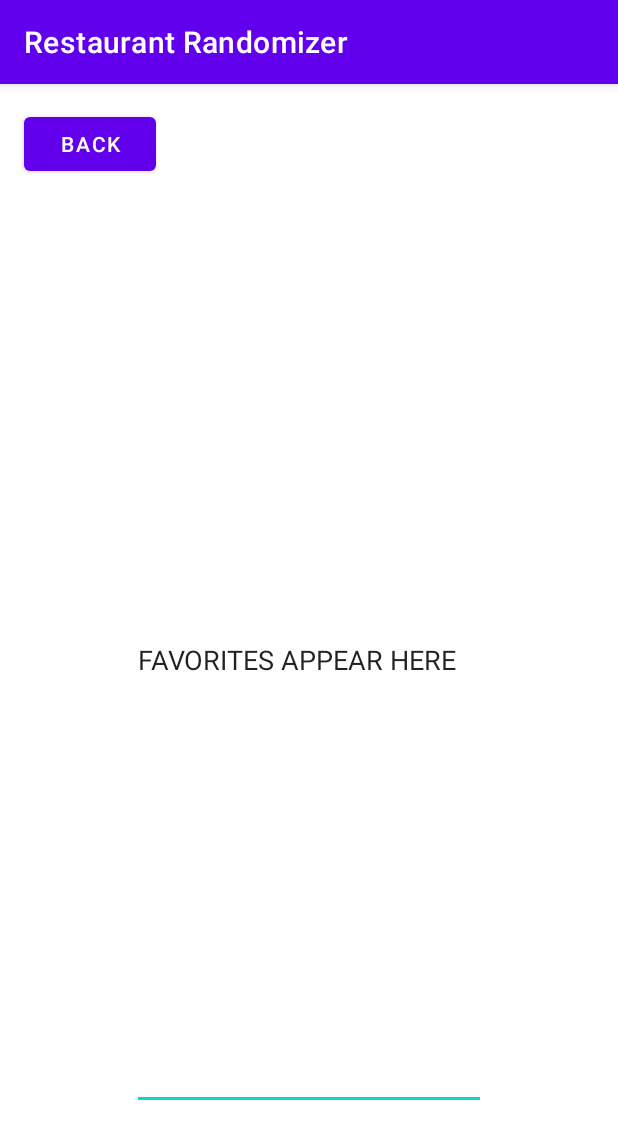
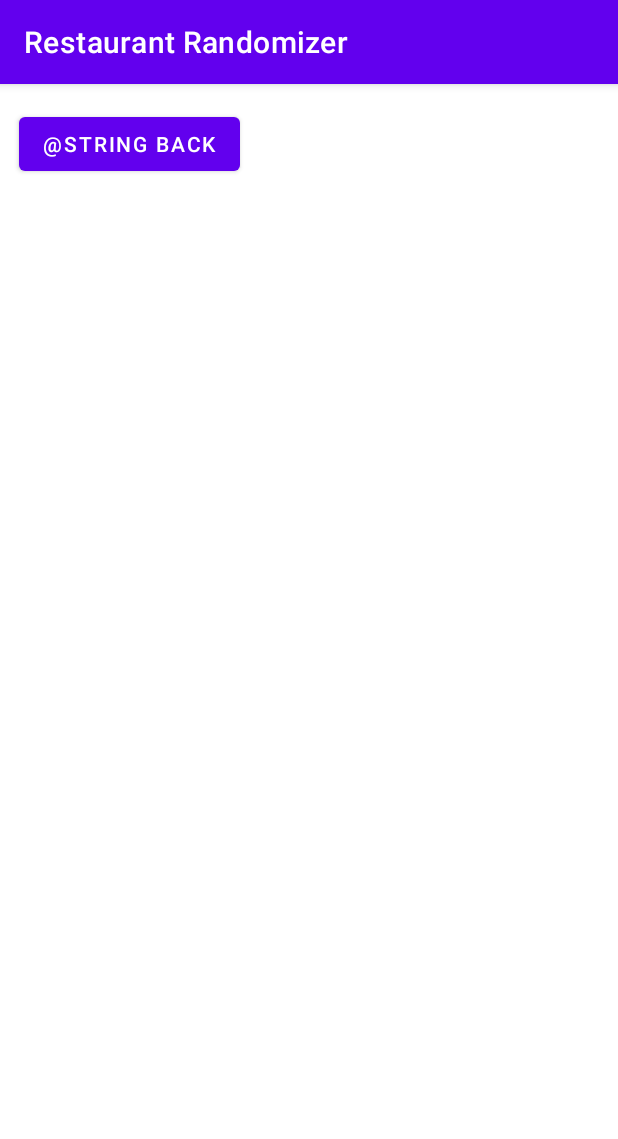
Before and after one commit to JakeHiggott/restaurant_randomizer, an Android app: the favorites screen opened directly, with no data from a screen before it, on a phone screen of 412 x 824 dp. Shown: the top 1139 px of the screen. Run offline under Robolectric (Android 15) with nearby library versions, the phone set to English and light mode, and no system bars.

```diff
--- a/app/build.gradle
+++ b/app/build.gradle
@@ -37,6 +37,7 @@ dependencies {
     implementation 'androidx.constraintlayout:constraintlayout:2.1.0'
     implementation 'androidx.navigation:navigation-fragment:2.3.5'
     implementation 'androidx.navigation:navigation-ui:2.3.5'
+    implementation 'com.google.android.gms:play-services-location:18.0.0'
     testImplementation 'junit:junit:4.+'
     androidTestImplementation 'androidx.test.ext:junit:1.1.2'
     androidTestImplementation 'androidx.test.espresso:espresso-core:3.3.0'
--- a/app/src/main/res/layout/activity_favorites.xml
+++ b/app/src/main/res/layout/activity_favorites.xml
@@ -5,26 +5,40 @@
     android:layout_width="match_parent"
     android:layout_height="match_parent">
 
-    <EditText
-        android:id="@+id/editTextTextPersonName6"
-        android:layout_width="236dp"
-        android:layout_height="599dp"
-        android:ems="10"
-        android:inputType="textPersonName"
-        android:text="FAVORITES APPEAR HERE"
-        app:layout_constraintBottom_toBottomOf="parent"
-        app:layout_constraintEnd_toEndOf="parent"
-        app:layout_constraintStart_toStartOf="parent"
-        app:layout_constraintTop_toTopOf="parent" />
-
     <Button
         android:id="@+id/favoritesBackButton"
         android:layout_width="wrap_content"
         android:layout_height="wrap_content"
         android:layout_marginTop="16dp"
-        android:text="Back"
+        android:text="@string Back"
         app:layout_constraintEnd_toEndOf="parent"
         app:layout_constraintHorizontal_bias="0.049"
         app:layout_constraintStart_toStartOf="parent"
         app:layout_constraintTop_toTopOf="parent" />
+
+    <TableLayout
+        android:layout_width="409dp"
+        android:layout_height="665dp"
+        android:layout_marginStart="1dp"
+        android:layout_marginTop="1dp"
+        app:layout_constraintStart_toStartOf="parent"
+        app:layout_constraintTop_toBottomOf="@+id/favoritesBackButton">
+
+        <TableRow
+            android:layout_width="match_parent"
+            android:layout_height="match_parent" />
+
+        <TableRow
+            android:layout_width="match_parent"
+            android:layout_height="match_parent" />
+
+        <TableRow
+            android:layout_width="match_parent"
+            android:layout_height="match_parent" />
+
+        <TableRow
+            android:layout_width="match_parent"
+            android:layout_height="match_parent" />
+    </TableLayout>
+
 </androidx.constraintlayout.widget.ConstraintLayout>
```
Also changed, not shown: app/src/main/AndroidManifest.xml (+8 -2 lines), app/src/main/java/com/example/tipcalculator/Calculate.java (added, +12 -0 lines), app/src/main/java/com/example/tipcalculator/MainActivity.java (+26 -27 lines), app/src/main/res/layout/mainactivity.xml (+7 -5 lines), 2 other files.
